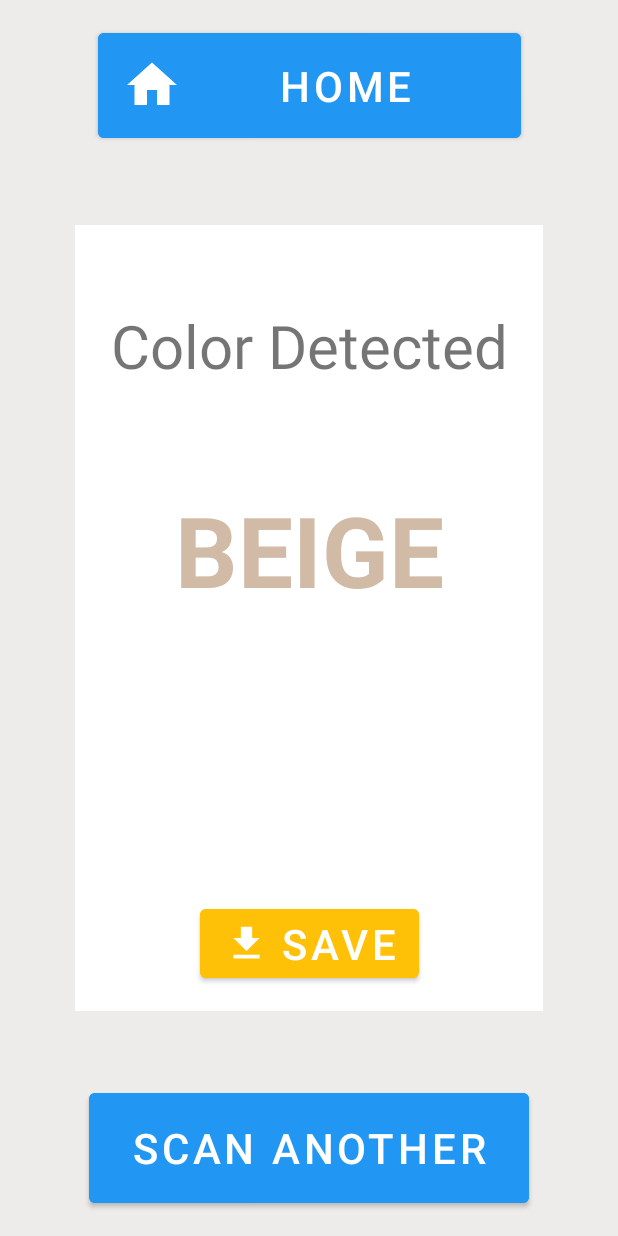
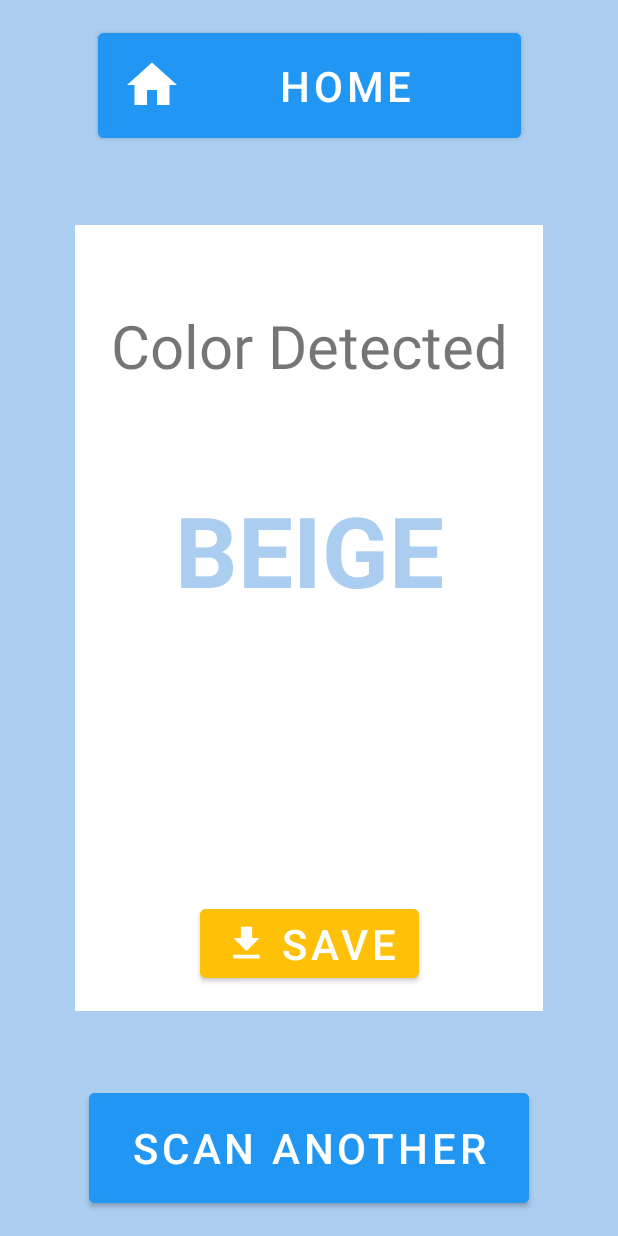
Before and after one commit to sarkimak/colorScanner, an Android app: the screen it shows after launch (ResultActivity), on a phone screen of 412 x 824 dp. Run offline under Robolectric (Android 15) with nearby library versions, the phone set to English and light mode, and no system bars.

Commit message:
committing before 'migrating to androidX' as recommended

```diff
--- a/app/build.gradle
+++ b/app/build.gradle
@@ -33,6 +33,7 @@ dependencies {
     implementation 'androidx.appcompat:appcompat:1.5.1'
     implementation 'com.google.android.material:material:1.7.0'
     implementation 'androidx.constraintlayout:constraintlayout:2.1.4'
+    implementation 'com.android.support:palette-v7:28.0.0'
     testImplementation 'junit:junit:4.13.2'
     androidTestImplementation 'androidx.test.ext:junit:1.1.4'
     androidTestImplementation 'androidx.test.espresso:espresso-core:3.5.0'
--- a/app/src/main/AndroidManifest.xml
+++ b/app/src/main/AndroidManifest.xml
@@ -14,7 +14,8 @@
         tools:targetApi="31">
         <activity
             android:name=".MainActivity2"
-            android:exported="false">
+            android:exported="true">
+
             <meta-data
                 android:name="android.app.lib_name"
                 android:value="" />
--- a/app/src/main/java/com/example/colorscanner/MainActivity2.java
+++ b/app/src/main/java/com/example/colorscanner/MainActivity2.java
@@ -4,6 +4,7 @@ import androidx.appcompat.app.AppCompatActivity;
 import android.annotation.SuppressLint;
 import android.content.Intent;
 import android.os.Bundle;
+import android.util.Log;
 import android.view.View;
 import android.widget.Button;
 
@@ -28,6 +29,7 @@ public class MainActivity2 extends AppCompatActivity {
 
     public void openAvtivity1(){
         Intent intent = new Intent(this, MainActivity.class);
+        intent.putExtra("activity","not-results");
         startActivity(intent);
     }
 
--- a/app/src/main/java/com/example/colorscanner/ResultActivity.java
+++ b/app/src/main/java/com/example/colorscanner/ResultActivity.java
@@ -1,8 +1,13 @@
 package com.example.colorscanner;
 import androidx.appcompat.app.AppCompatActivity;
+import androidx.constraintlayout.widget.ConstraintLayout;
+
 import android.content.Intent;
+import android.content.SharedPreferences;
+import android.graphics.Color;
 import android.os.Bundle;
 import android.view.View;
+import android.widget.TextView;
 import android.widget.Toast;
 
 public class ResultActivity extends AppCompatActivity {
@@ -11,6 +16,19 @@ public class ResultActivity extends AppCompatActivity {
     protected void onCreate(Bundle savedInstanceState) {
         super.onCreate(savedInstanceState);
         setContentView(R.layout.activity_result);
+
+        SharedPreferences pref = getApplicationContext().getSharedPreferences("MyPref", 0); // 0 - for private mode
+        SharedPreferences.Editor editor = pref.edit();
+
+        if(pref.contains("color_detected")) {
+            TextView word = (TextView) findViewById(R.id.detectedColor);
+            ConstraintLayout bg = (ConstraintLayout) findViewById(R.id.layout);
+
+            String color = pref.getString("color_detected", "");
+            word.setTextColor(Color.parseColor(color));
+            bg.setBackgroundColor(Color.parseColor(color));
+        }
+
     }
 
     public void toCamera(View view){
--- a/app/src/main/res/layout/activity_result.xml
+++ b/app/src/main/res/layout/activity_result.xml
@@ -2,9 +2,10 @@
 <androidx.constraintlayout.widget.ConstraintLayout xmlns:android="http://schemas.android.com/apk/res/android"
     xmlns:app="http://schemas.android.com/apk/res-auto"
     xmlns:tools="http://schemas.android.com/tools"
+    android:id="@+id/layout"
     android:layout_width="match_parent"
     android:layout_height="match_parent"
-    android:background="#EDECEA"
+    android:background="@color/detected"
     tools:context=".ResultActivity">
 
     <Button
@@ -25,7 +26,6 @@
     <Button
         android:id="@+id/homeButton"
         style="@style/Widget.MaterialComponents.Button"
-        app:icon="@drawable/ic_hom_50"
         android:layout_width="282dp"
         android:layout_height="82dp"
         android:layout_marginTop="16dp"
@@ -33,6 +33,7 @@
         android:onClick="toHome"
         android:text="HOME"
         android:textSize="28sp"
+        app:icon="@drawable/ic_hom_50"
         app:layout_constraintEnd_toEndOf="parent"
         app:layout_constraintStart_toStartOf="parent"
         app:layout_constraintTop_toTopOf="parent" />
@@ -40,26 +41,25 @@
     <FrameLayout
         android:layout_width="match_parent"
         android:layout_height="match_parent"
+        android:layout_marginLeft="50dp"
         android:layout_marginTop="150dp"
-        android:layout_marginBottom="150dp"
         android:layout_marginRight="50dp"
-        android:layout_marginLeft="50dp">
+        android:layout_marginBottom="150dp">
 
         <View
             android:layout_width="match_parent"
             android:layout_height="wrap_content"
+            android:layout_gravity="bottom"
+            android:layout_marginLeft="0dp"
             android:layout_marginTop="0dp"
+            android:layout_marginRight="0dp"
             android:layout_marginBottom="0dp"
-        android:layout_marginRight="0dp"
-        android:layout_marginLeft="0dp"
             android:background="#FFFFFF"
-            android:layout_gravity="bottom"
             app:layout_constraintBottom_toTopOf="@id/scanButton"
+            app:layout_constraintLeft_toLeftOf="parent"
             app:layout_constraintRight_toRightOf="parent"
-        app:layout_constraintLeft_toLeftOf="parent"
             app:layout_constraintTop_toBottomOf="@id/homeButton"
-        tools:layout_editor_absoluteX="32dp" >
-        </View>
+            tools:layout_editor_absoluteX="32dp"></View>
 
         <androidx.constraintlayout.widget.ConstraintLayout
             android:id="@+id/frameLayout"
@@ -86,7 +86,7 @@
                 android:layout_height="76dp"
                 android:paddingTop="0dp"
                 android:text="BEIGE"
-                android:textColor="#D1BBA6"
+                android:textColor="@color/detected"
                 android:textSize="65sp"
                 android:textStyle="bold"
                 app:layout_constraintBottom_toTopOf="@+id/saveButton"
@@ -99,7 +99,6 @@
             <Button
                 android:id="@+id/saveButton"
                 style="@style/Widget.MaterialComponents.Button"
-                app:icon="@drawable/ic_save_24"
                 android:layout_width="wrap_content"
                 android:layout_height="wrap_content"
                 android:layout_marginBottom="16dp"
@@ -107,6 +106,7 @@
                 android:onClick="saveScan"
                 android:text="SAVE"
                 android:textSize="28sp"
+                app:icon="@drawable/ic_save_24"
                 app:layout_constraintBottom_toBottomOf="parent"
                 app:layout_constraintEnd_toEndOf="parent"
                 app:layout_constraintStart_toStartOf="parent" />
--- a/app/src/main/res/values/colors.xml
+++ b/app/src/main/res/values/colors.xml
@@ -7,4 +7,5 @@
     <color name="teal_700">#FF018786</color>
     <color name="black">#FF000000</color>
     <color name="white">#FFFFFFFF</color>
+    <color name="detected">#ABCDEF</color>
 </resources>
```
Also changed, not shown: app/src/main/java/com/example/colorscanner/MainActivity.java (+13 -0 lines). Lines whose indentation alone changed are shown as unchanged.
